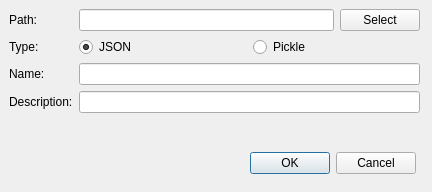
Before: the Qt Designer form interfaces/ui/newDbDialog.ui in HarHar/Futaam, drawn with Qt 5.
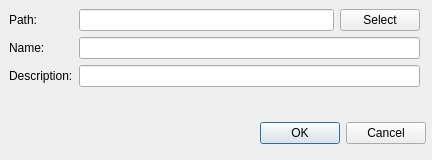
After: the same form once the commit is applied.

Commit message: removed pickle option from the gui

```diff
--- a/interfaces/ui/newDbDialog.ui
+++ b/interfaces/ui/newDbDialog.ui
@@ -7,7 +7,7 @@
     <x>0</x>
     <y>0</y>
     <width>432</width>
-    <height>192</height>
+    <height>160</height>
    </rect>
   </property>
   <property name="windowTitle">
@@ -19,7 +19,7 @@
      <x>9</x>
      <y>9</y>
      <width>411</width>
-     <height>131</height>
+     <height>101</height>
     </rect>
    </property>
    <layout class="QFormLayout" name="formLayout">
@@ -48,51 +48,23 @@
      </layout>
     </item>
     <item row="1" column="0">
-     <widget class="QLabel" name="typeLabel">
-      <property name="text">
-       <string>Type:</string>
-      </property>
-     </widget>
-    </item>
-    <item row="1" column="1">
-     <layout class="QHBoxLayout" name="horizontalLayout_2">
-      <item>
-       <widget class="QRadioButton" name="jsonButton">
-        <property name="text">
-         <string>JSON</string>
-        </property>
-        <property name="checked">
-         <bool>true</bool>
-        </property>
-       </widget>
-      </item>
-      <item>
-       <widget class="QRadioButton" name="pickleButton">
-        <property name="text">
-         <string>Pickle</string>
-        </property>
-       </widget>
-      </item>
-     </layout>
-    </item>
-    <item row="2" column="0">
      <widget class="QLabel" name="nameLabel">
       <property name="text">
        <string>Name:</string>
       </property>
      </widget>
     </item>
-    <item row="2" column="1">
+    <item row="1" column="1">
      <widget class="QLineEdit" name="nameLineEdit"/>
     </item>
-    <item row="3" column="0">
+    <item row="2" column="0">
      <widget class="QLabel" name="descriptionLabel">
       <property name="text">
        <string>Description:</string>
       </property>
      </widget>
     </item>
-    <item row="3" column="1">
+    <item row="2" column="1">
      <widget class="QLineEdit" name="descriptionLineEdit"/>
     </item>
    </layout>
@@ -100,8 +72,8 @@
   <widget class="QDialogButtonBox" name="buttonBox">
    <property name="geometry">
     <rect>
-     <x>240</x>
-     <y>150</y>
+     <x>250</x>
+     <y>120</y>
      <width>176</width>
      <height>27</height>
     </rect>
```
The commit also changes 2 other files.
